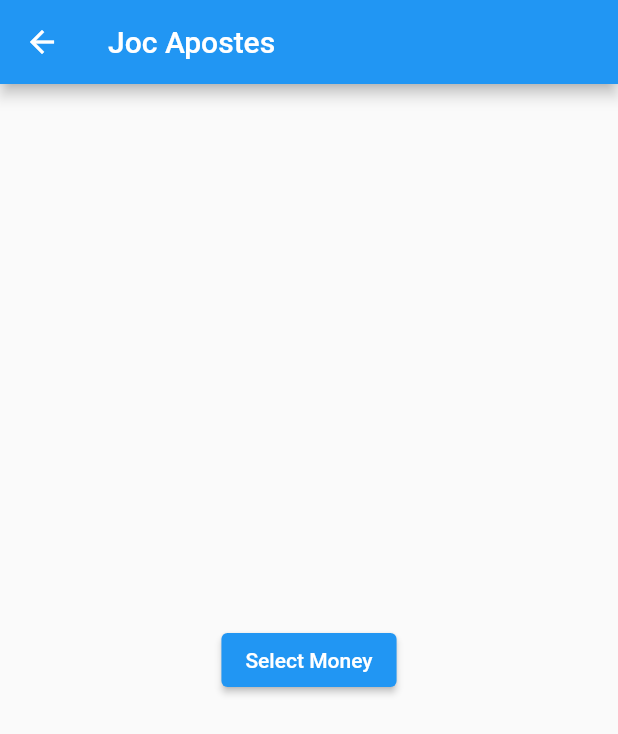
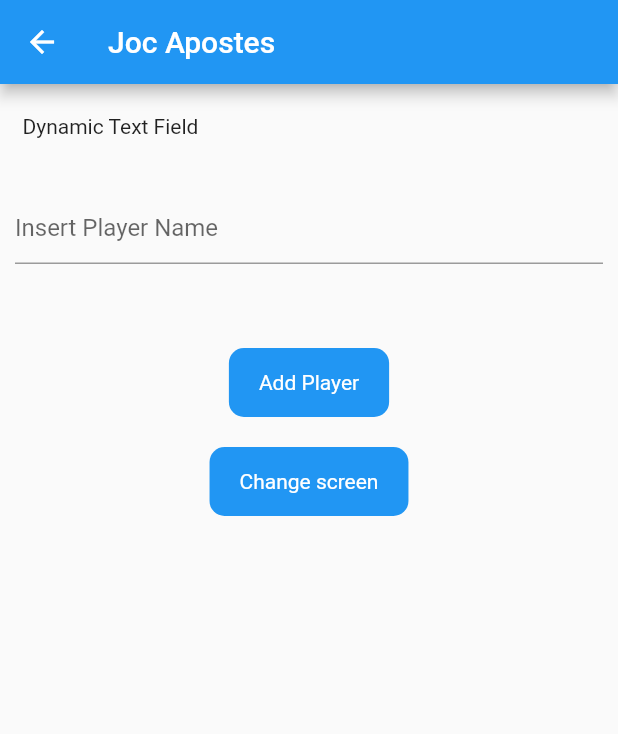
Before and after one commit to Morgan1420/app_apostes, a Flutter app: the CreateGameScreen screen opened directly, on a phone screen of 412 x 824 dp. Shown: the top 734 px of the screen. Run offline on Flutter 3.47's test engine with Material 2 defaults, Android fonts, the phone set to English and light mode, and no system bars.

Commit message:
Començem a afegir jugadors

```diff
--- a/flutter_app/app_apostes_v0/lib/AppScreens/main.dart
+++ b/flutter_app/app_apostes_v0/lib/AppScreens/main.dart
@@ -1,8 +1,11 @@
+import 'package:app_apostes_v0/GameMechanics/class_game.dart';
 import 'package:flutter/material.dart';
 import 'select_players_screen.dart';
 import 'playGameScreen.dart';
 import 'selectGameScreen.dart';
+import '../GameMechanics/class_game.dart';
 
+GameClass game = GameClass();
 void main() {
   runApp(const MaterialApp(
     title: "Joc Apostes",
--- a/flutter_app/app_apostes_v0/lib/AppScreens/nav_bar.dart
+++ b/flutter_app/app_apostes_v0/lib/AppScreens/nav_bar.dart
@@ -5,6 +5,6 @@ class NavBar extends StatelessWidget {
 
   @override
   Widget build(BuildContext context) {
-    return Drawer();
+    return const Drawer();
   }
 }
--- a/flutter_app/app_apostes_v0/lib/AppScreens/select_players_screen.dart
+++ b/flutter_app/app_apostes_v0/lib/AppScreens/select_players_screen.dart
@@ -3,31 +3,129 @@ import 'package:app_apostes_v0/AppScreens/select_money_screen.dart';
 import 'package:flutter/material.dart';
 import 'select_money_screen.dart';
 import 'select_game_options_screen.dart';
+import '../GameMechanics/class_game.dart';
 
-class CreateGameScreen extends StatelessWidget {
+class CreateGameScreen extends StatefulWidget {
   const CreateGameScreen({Key? key}) : super(key: key);
+
+  @override
+  State<CreateGameScreen> createState() => _CreateScreenState();
+}
+
+class _CreateScreenState extends State<CreateGameScreen> {
+  List<TextEditingController> listController = [TextEditingController()];
 
   @override
   Widget build(BuildContext context) {
     return Scaffold(
         appBar: AppBar(title: const Text("Joc Apostes")),
-      body: Center(
+        body: SafeArea(
+            child: SingleChildScrollView(
                 child: Column(
+                    crossAxisAlignment: CrossAxisAlignment.start,
                     children: [
-            const Expanded(child: SizedBox()),
-            ElevatedButton(
-                onPressed: () {
+              const Padding(
+                padding: EdgeInsets.only(left: 15, right: 15, top: 20),
+                child: Text("Dynamic Text Field"),
+              ),
+              const SizedBox(
+                height: 15,
+              ),
+              ListView.builder(
+                  shrinkWrap: true,
+                  itemCount: listController.length,
+                  itemBuilder: (context, index) {
+                    return Padding(
+                      padding: const EdgeInsets.only(top: 15),
+                      child: Row(
+                        children: [
+                          Expanded(
+                            child: Container(
+                              padding:
+                                  const EdgeInsets.symmetric(horizontal: 10),
+                              height: 60,
+                              alignment: Alignment.center,
+                              child: TextFormField(
+                                controller: listController[index],
+                                autofocus: false,
+                                decoration: const InputDecoration(
+                                  hintText: "Insert Player Name",
+                                ),
+                              ),
+                            ),
+                          ),
+                          const SizedBox(
+                            height: 15,
+                          ),
+                          index != 0
+                              ? GestureDetector(
+                                  onTap: () {
+                                    setState(() {
+                                      game.eliminarJugador(
+                                          listController[index].text);
+                                      listController[index].clear();
+                                      listController[index].dispose();
+                                      listController.removeAt(index);
+                                    });
+                                  },
+                                  child: const Icon(
+                                    Icons.delete,
+                                    color: Colors.blue,
+                                    size: 35,
+                                  ),
+                                )
+                              : const SizedBox()
+                        ],
+                      ),
+                    );
+                  }),
+              const SizedBox(
+                height: 50,
+              ),
+              GestureDetector(
+                onTap: () {
+                  setState(() {
+                    game.afegirJugador(listController.last.text);
+                    listController.add(TextEditingController());
+                  });
+                },
+                child: Center(
+                  child: Container(
+                    padding: const EdgeInsets.symmetric(
+                        horizontal: 20, vertical: 15),
+                    decoration: BoxDecoration(
+                        color: Colors.blue,
+                        borderRadius: BorderRadius.circular(10)),
+                    child: const Text("Add Player",
+                        style: TextStyle(color: Colors.white)),
+                  ),
+                ),
+              ),
+              const SizedBox(
+                height: 20,
+              ),
+              GestureDetector(
+                onTap: () {
+                  setState(() {
                     Navigator.push(
                       context,
                       MaterialPageRoute(
                           builder: (context) => const SelectMoneyScreen()),
                     );
+                  });
                 },
-                child: const Text("Select Money")),
-            const Expanded(child: SizedBox()),
-          ],
+                child: Center(
+                  child: Container(
+                    padding: const EdgeInsets.symmetric(
+                        horizontal: 20, vertical: 15),
+                    decoration: BoxDecoration(
+                        color: Colors.blue,
+                        borderRadius: BorderRadius.circular(10)),
+                    child: const Text("Change screen",
+                        style: TextStyle(color: Colors.white)),
                   ),
                 ),
-    );
+              ),
+            ]))));
   }
 }
--- a/flutter_app/app_apostes_v0/lib/GameMechanics/clase_jugador.dart
+++ b/flutter_app/app_apostes_v0/lib/GameMechanics/clase_jugador.dart
@@ -1,7 +1,7 @@
 class JugadorClass {
   // --------------------------------------------------- Funcions Iniciar Jugador
-  JugadorClass(var id) {
-    idJugador = id;
+  JugadorClass(var nom) {
+    nomJugador = nom;
   }
 
   // --------------------------------------------------- Geters
@@ -17,10 +17,6 @@ class JugadorClass {
     return nomJugador;
   }
 
-  int getIdJugador() {
-    return idJugador;
-  }
-
   // --------------------------------------------------- Seters
 
   void setDiners(int diners) {
@@ -29,10 +25,6 @@ class JugadorClass {
 
   void setNomJugador(String nomJugador) {
     this.nomJugador = nomJugador;
-  }
-
-  void setIdJugador(int idJugador) {
-    this.idJugador = idJugador;
   }
 
   // --------------------------------------------------- Funcions Diner
@@ -45,7 +37,6 @@ class JugadorClass {
   }
 
   // --------------------------------------------------- Variables
-  var idJugador = 0;
   var nomJugador = "";
   var diners = 0;
 }
--- a/flutter_app/app_apostes_v0/lib/GameMechanics/class_game.dart
+++ b/flutter_app/app_apostes_v0/lib/GameMechanics/class_game.dart
@@ -11,16 +11,16 @@ class GameClass {
   void finalitzarJoc() {}
 
   // --------------------------------------------------- Funcions Jugador
-  void afegirJugador(var idJugador) {
+  void afegirJugador(var nomJugador) {
     if (nombreJugadors < MAX_JUGADORS) {
-      jugadors.add(JugadorClass(idJugador));
+      jugadors.add(JugadorClass(nomJugador));
       nombreJugadors++;
     }
   }
 
-  void eliminarJugador(var idJugador) {
+  void eliminarJugador(var nomJugador) {
     if (nombreJugadors > 0) {
-      jugadors.removeWhere((element) => element.idJugador == idJugador);
+      jugadors.removeWhere((element) => element.nomJugador == nomJugador);
       nombreJugadors--;
     }
   }
```
Lines whose indentation alone changed are shown as unchanged.
